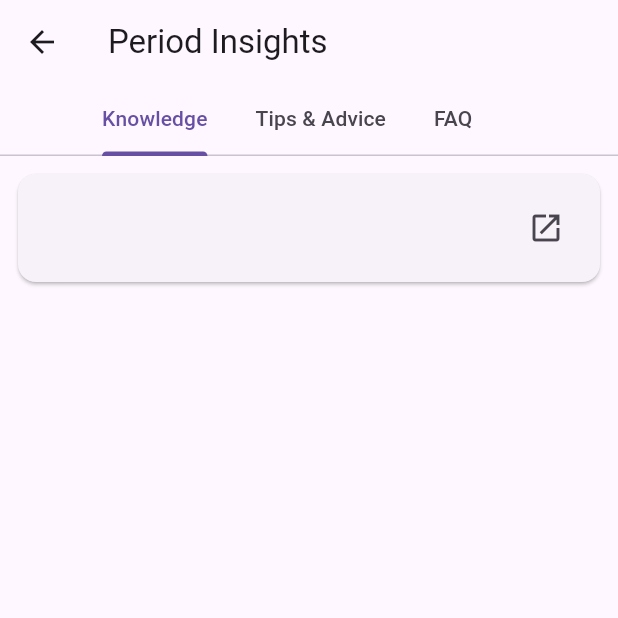
After one commit to shuyii88/PeriodTime, a Flutter app: the InsightsPage screen opened by its route, after a tap on the "open in new" icon, on a phone screen of 412 x 824 dp, the top half of it. The commit adds this screen. Run offline on Flutter 3.47's test engine with Material 3 defaults, Android fonts, the phone set to English and light mode, and no system bars; our stand-ins replace cloud_firestore, firebase_auth, firebase_core, image_picker; accounts and stored records are empty.

Commit message:
Add insight page with categorized tabs

```diff
--- /dev/null
+++ b/lib/insight_page.dart
@@ -0,0 +1,94 @@
+import 'package:flutter/material.dart';
+import 'package:url_launcher/url_launcher.dart';
+
+class InsightsPage extends StatelessWidget {
+  final Map<String, List<Insight>> categorizedInsights = {
+  'Knowledge':[
+    Insight(
+      title: '',
+      summary: '',
+      url: '',
+    ),
+  ],
+    'Tips & Advice': [
+      Insight(
+        title: '',
+        summary: '',
+        url: '',
+      ),
+    ],
+    'FAQ': [
+      Insight(
+        title: '',
+        summary: '',
+        url: '',
+      ),
+    ],
+};
+
+  @override
+  Widget build(BuildContext context) {
+    final tabs = categorizedInsights.keys.toList();
+
+    return DefaultTabController(
+      length: tabs.length,
+      child: Scaffold(
+        appBar: AppBar(
+          title: Text('Period Insights'),
+          bottom: TabBar(
+            isScrollable: true,
+            tabs: tabs.map((tab) => Tab(text: tab)).toList(),
+          ),
+        ),
+        body: TabBarView(
+          children: tabs.map((tab) {
+            final insights = categorizedInsights[tab]!;
+            return ListView.builder(
+              itemCount: insights.length,
+              itemBuilder: (context, index) {
+                return InsightCard(insight: insights[index]);
+              },
+            );
+          }).toList(),
+        ),
+      ),
+    );
+  }
+}
+
+class Insight{
+  final String title;
+  final String summary;
+  final String url;
+
+  Insight({required this.title, required this.summary, required this.url});
+}
+
+
+class InsightCard extends StatelessWidget {
+  final Insight insight;
+
+  InsightCard({required this.insight});
+
+  Future<void> _launchURL() async {
+    final Uri uri = Uri.parse(insight.url);
+    if (await canLaunchUrl(uri)) {
+      await launchUrl(uri, mode: LaunchMode.externalApplication);
+    } else {
+      throw 'Could not launch ${insight.url}';
+    }
+  }
+
+  @override
+  Widget build(BuildContext context) {
+    return Card(
+      margin: EdgeInsets.all(12),
+      child: ListTile(
+        title: Text(insight.title),
+        subtitle: Text(insight.summary),
+        trailing: Icon(Icons.open_in_new),
+        onTap: _launchURL,
+      ),
+    );
+  }
+}
--- a/lib/main.dart
+++ b/lib/main.dart
@@ -4,6 +4,7 @@ import 'register_page.dart';
 import 'login_page.dart';
 import 'complete_profile_page.dart';
 import 'setting_page.dart';
+import 'insight_page.dart';
 import 'package:firebase_core/firebase_core.dart';
 
 void main() async {
@@ -32,6 +33,7 @@ class PeriodTimeApp extends StatelessWidget {
         '/login': (context) => LoginPage(),
         '/completeProfile': (context) => CompleteProfilePage(),
         '/setting': (context) => SettingPage(),
+        '/insights': (context) => InsightsPage(),
       },
     );
   }
--- a/pubspec.yaml
+++ b/pubspec.yaml
@@ -36,6 +36,7 @@ dependencies:
   firebase_storage: ^11.0.10
   image_picker: ^0.8.4+4
   path_provider: ^2.0.11
+  url_launcher: ^6.2.5
   # The following adds the Cupertino Icons font to your application.
   # Use with the CupertinoIcons class for iOS style icons.
   cupertino_icons: ^1.0.8
```
Also changed, not shown: pubspec.lock, 1 other file.
